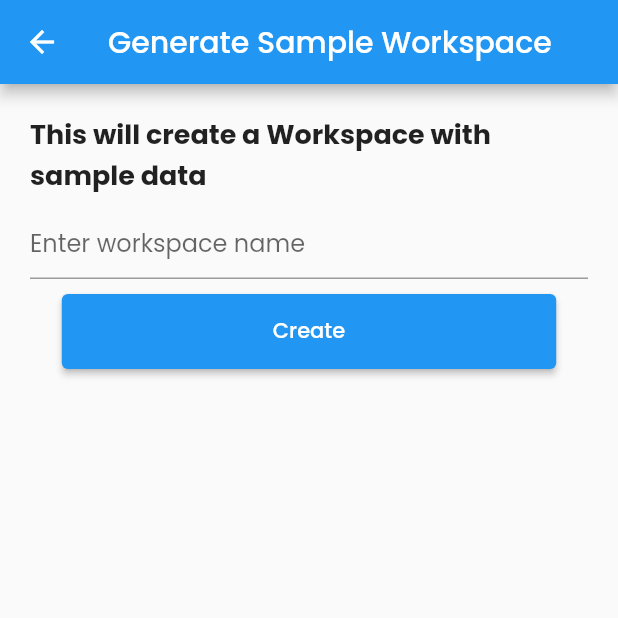
After one commit to powersync-ja/powersync-supabase-flutter-trello-demo, a Flutter app: the GenerateWorkspace screen opened by its route, after a tap on "Create", on a phone screen of 412 x 824 dp, the top half of it. The commit adds this screen. Run offline on Flutter 3.47's test engine with Material 2 defaults, Android fonts, the phone set to English and light mode, and no system bars; our stand-ins replace file_picker, flutter_expandable_fab, google_fonts, material_design_icons_flutter, supabase_flutter; missing offline and left inert: boardview, empty_widget, powersync, random_name_generator, status_alert; accounts and stored records are empty; statements that could not run were skipped.

Commit message:
added ability to create sample workspace

```diff
--- /dev/null
+++ b/trelloappclone_flutter/lib/features/generateworkspace/presentation/index.dart
@@ -0,0 +1,103 @@
+import 'package:flutter/material.dart';
+import 'package:trelloappclone_flutter/utils/data_generator.dart';
+
+import '../../../main.dart';
+import '../../../utils/service.dart';
+
+class GenerateWorkspace extends StatefulWidget {
+  const GenerateWorkspace({super.key});
+
+  @override
+  State<GenerateWorkspace> createState() => _GenerateWorkspaceState();
+}
+
+class _GenerateWorkspaceState extends State<GenerateWorkspace> with Service {
+  final TextEditingController nameController = TextEditingController();
+  Map<String, String>? dropdownValue;
+
+  @override
+  Widget build(BuildContext context) {
+    return Scaffold(
+      appBar: AppBar(
+        title: const Text("Generate Sample Workspace"),
+        centerTitle: false,
+      ),
+      body: SingleChildScrollView(
+        child: Padding(
+          padding: const EdgeInsets.all(20.0),
+          child: Column(
+            crossAxisAlignment: CrossAxisAlignment.start,
+            children: [
+              const Padding(
+                padding: EdgeInsets.only(bottom: 8.0),
+                child: Text(
+                  "This will create a Workspace with sample data",
+                  style: TextStyle(fontWeight: FontWeight.bold, fontSize: 18),
+                ),
+              ),
+              TextField(
+                controller: nameController,
+                decoration:
+                    const InputDecoration(hintText: "Enter workspace name"),
+              ),
+              // const Padding(
+              //   padding: EdgeInsets.only(top: 8.0),
+              //   child: Text("Visibility"),
+              // ),
+              // DropdownButton<Map<String, String>>(
+              //   isExpanded: true,
+              //   value: dropdownValue,
+              //   icon: const Icon(Icons.keyboard_arrow_down),
+              //   elevation: 16,
+              //   style: const TextStyle(color: brandColor),
+              //   underline: Container(
+              //     height: 2,
+              //     color: brandColor,
+              //   ),
+              //   onChanged: (Map<String, String>? value) {
+              //     // This is called when the user selects an item.
+              //     setState(() {
+              //       dropdownValue = value!;
+              //     });
+              //   },
+              //   items: visibilityConfigurations
+              //       .map<DropdownMenuItem<Map<String, String>>>(
+              //           (Map<String, String> value) {
+              //     return DropdownMenuItem<Map<String, String>>(
+              //       value: value,
+              //       child: Text(value["type"]!),
+              //     );
+              //   }).toList(),
+              // ),
+              // const Padding(
+              //   padding: EdgeInsets.only(top: 10.0),
+              //   child: Text("Description"),
+              // ),
+              // TextField(
+              //   controller: descriptionController,
+              //   maxLines: null,
+              //   minLines: 4,
+              // ),
+              Align(
+                alignment: Alignment.center,
+                child: Container(
+                    padding: const EdgeInsets.only(top: 10),
+                    width: MediaQuery.of(context).size.width * 0.8,
+                    height: 60,
+                    child: ElevatedButton(
+                        onPressed: () {
+                          DataGenerator().createSampleWorkspace(
+                              nameController.text,
+                              trello,
+                              context
+                          );
+                        },
+                        child: const Text("Create"))),
+              )
+            ],
+          ),
+        ),
+      ),
+    );
+  }
+}
--- a/trelloappclone_flutter/lib/features/home/presentation/custom_floating_action.dart
+++ b/trelloappclone_flutter/lib/features/home/presentation/custom_floating_action.dart
@@ -20,7 +20,7 @@ class _CustomFloatingActionState extends State<CustomFloatingAction> {
       child: Text.rich(TextSpan(children: [
         WidgetSpan(
             child: SizedBox(
-          width: 100,
+          width: 150,
           height: 30,
           child: Card(
               child: Center(
--- a/trelloappclone_flutter/lib/features/home/presentation/index.dart
+++ b/trelloappclone_flutter/lib/features/home/presentation/index.dart
@@ -81,7 +81,8 @@ class _HomeState extends State<Home> with Service {
           children: const [
             CustomFloatingAction("Workspace", Icons.book, '/createworkspace'),
             CustomFloatingAction("Board", Icons.book, '/createboard'),
-            CustomFloatingAction("Card", Icons.card_membership, '/createcard')
+            CustomFloatingAction("Sample Workspace", Icons.dataset_outlined, '/generateworkspace'),
+            //CustomFloatingAction("Card", Icons.card_membership, '/createcard')
           ]),
     );
   }
--- a/trelloappclone_flutter/lib/main.dart
+++ b/trelloappclone_flutter/lib/main.dart
@@ -2,6 +2,7 @@ import 'package:flutter/foundation.dart';
 import 'package:flutter/material.dart';
 import 'package:google_fonts/google_fonts.dart';
 import 'package:provider/provider.dart';
+import 'package:trelloappclone_flutter/features/generateworkspace/presentation/index.dart';
 import 'package:trelloappclone_flutter/utils/trello_provider.dart';
 import 'package:trelloappclone_powersync_client/trelloappclone_powersync_client.dart';
 import 'package:logging/logging.dart';
@@ -89,6 +90,7 @@ class MyApp extends StatelessWidget {
         '/invitemember': (context) => const InviteMember(),
         '/createworkspace': (context) => const CreateWorkspace(),
         '/createboard': (context) => const CreateBoard(),
+        '/generateworkspace': (context) => const GenerateWorkspace(),
         '/boardbackground': (context) => const BoardBackground(),
         '/createcard': (context) => const CreateCard(),
         BoardScreen.routeName: (context) => const BoardScreen(),
--- /dev/null
+++ b/trelloappclone_flutter/lib/utils/data_generator.dart
@@ -0,0 +1,83 @@
+import 'dart:math';
+
+import 'package:flutter/cupertino.dart';
+import 'package:random_name_generator/random_name_generator.dart';
+import 'package:trelloappclone_flutter/utils/service.dart';
+import 'package:trelloappclone_flutter/utils/trello_provider.dart';
+import 'package:trelloappclone_powersync_client/models/models.dart';
+
+/// This class generates an example workspace with some boards, cards, etc for each
+class DataGenerator with Service {
+  Random random = Random();
+  var randomNames = RandomNames(Zone.us);
+
+  List<String> _generateBoardNames(String workspaceName) {
+    String prepend = workspaceName.splitMapJoin(' ',
+        onMatch: (match) => '',
+        onNonMatch: (text) => text.substring(0,1).toUpperCase());
+    return [
+      '$prepend MVP App',
+      '$prepend User Auth Service',
+      '$prepend Transactions Service',
+      '$prepend DevOps'
+    ];
+  }
+
+  List<String> _generateListNames(){
+    return ['To Do', 'In Progress', 'Done'];
+  }
+
+  List<String> _generateCardNames(String prepend, int nrOfCards){
+    return List.generate(nrOfCards, (index) => '$prepend Card $index');
+  }
+
+  createSampleWorkspace(String workspaceName, TrelloProvider trello, BuildContext context) async {
+    Workspace workspace = await createWorkspace(context, name: workspaceName, description: 'Example workspace', visibility: 'Public');
+    _generateBoardNames(workspaceName).forEach((boardName) async {
+      //create board
+      Board newBoard = Board(
+          id: randomUuid(),
+          workspaceId: workspace.id,
+          userId: trello.user.id,
+          name: boardName,
+          visibility: 'Workspace',
+          background: trello.selectedBackground);
+      await createBoard(context, newBoard);
+
+      //create lists for each board
+      for(String listName in _generateListNames()) {
+        Listboard newList = Listboard(
+            id: randomUuid(),
+            workspaceId: workspace.id,
+            boardId: newBoard.id,
+            userId: trello.user.id,
+            name: listName);
+        await addList(newList);
+
+        //create cards per list
+        _generateCardNames(listName, random.nextInt(5)).forEach((cardName) async {
+          Cardlist newCard = Cardlist(
+              id: randomUuid(),
+              workspaceId: workspace.id,
+              listId: newList.id,
+              userId: trello.user.id,
+              name: cardName);
+          await addCard(newCard);
+          await createComment(Comment(
+            id: randomUuid(),
+            workspaceId: workspace.id,
+            cardId: newCard.id,
+            userId: trello.user.id,
+            description: '${randomNames.name()} said something interesting',
+          ));
+          await createChecklist(Checklist(
+              id: randomUuid(),
+              workspaceId: workspace.id,
+              cardId: newCard.id,
+              name: '${randomNames.name()} need to check this',
+              status: false));
+        });
+      };
+    });
+  }
+}
--- a/trelloappclone_flutter/lib/utils/service.dart
+++ b/trelloappclone_flutter/lib/utils/service.dart
@@ -135,6 +135,8 @@ mixin Service {
       if (context.mounted) {
         Navigator.pushNamed(context, "/home");
       }
+
+      return addedWorkspace;
     } on Exception catch (e) {
       StatusAlert.show(context,
           duration: const Duration(seconds: 5),
--- a/trelloappclone_flutter/pubspec.yaml
+++ b/trelloappclone_flutter/pubspec.yaml
@@ -41,6 +41,7 @@ dependencies:
   empty_widget: ^0.0.5
   image_picker: ^0.7.2+1
   file_picker: ^5.3.2
+  random_name_generator: ^1.2.0
 
 dev_dependencies:
   flutter_lints: ^2.0.1
```
Also changed, not shown: trelloappclone_flutter/lib/features/board/presentation/index.dart (+5 -8 lines), trelloappclone_flutter/pubspec.lock, 1 other file.
